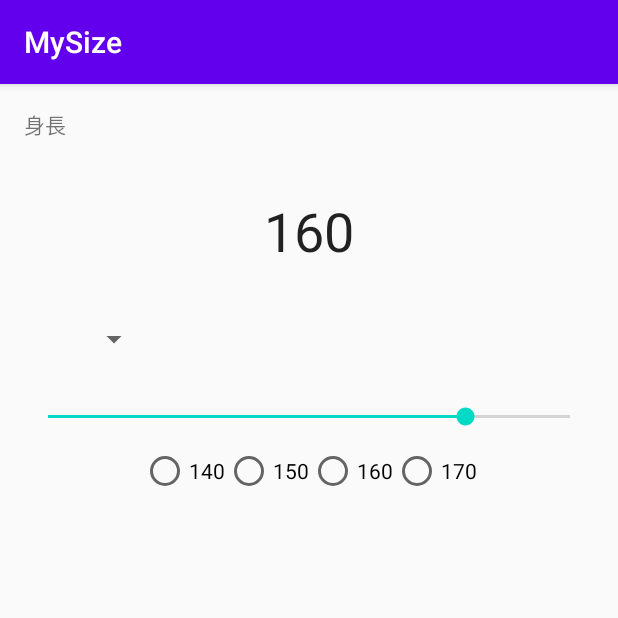
After one commit to cffYoHa/Android_study, an Android app: the HeightActivity screen opened directly, with no data from a screen before it, on a phone screen of 412 x 824 dp, the top half of it. The commit adds this screen. Run offline under Robolectric (Android 15) with nearby library versions, the phone set to English and light mode, and no system bars; libraries missing offline, so code that uses them is left out: com.websarva.wings.

Commit message:
[add]:はじプロ/chapter06

```diff
--- a/app/build.gradle
+++ b/app/build.gradle
@@ -36,3 +36,13 @@ dependencies {
     androidTestImplementation 'androidx.test.espresso:espresso-core:3.2.0'
 
 }
+
+tasks.withType(org.jetbrains.kotlin.gradle.tasks.KotlinCompile).all {
+    sourceCompatibility = JavaVersion.VERSION_1_8
+    targetCompatibility = JavaVersion.VERSION_1_8
+    kotlinOptions {
+        jvmTarget = '1.8'
+        apiVersion = '1.1'
+        languageVersion = '1.1'
+    }
+}
--- a/app/src/main/AndroidManifest.xml
+++ b/app/src/main/AndroidManifest.xml
@@ -9,6 +9,7 @@
         android:roundIcon="@mipmap/ic_launcher_round"
         android:supportsRtl="true"
         android:theme="@style/AppTheme">
+        <activity android:name=".HeightActivity"></activity>
         <activity android:name=".MainActivity">
             <intent-filter>
                 <action android:name="android.intent.action.MAIN" />
--- /dev/null
+++ b/app/src/main/java/com/websarva/wings/android/mysize/HeightActivity.kt
@@ -0,0 +1,76 @@
+package com.websarva.wings.android.mysize
+
+import androidx.appcompat.app.AppCompatActivity
+import android.os.Bundle
+import android.preference.PreferenceManager
+import android.view.View
+import android.widget.AdapterView
+import android.widget.RadioButton
+import android.widget.SeekBar
+import android.widget.Spinner
+import androidx.core.content.edit
+import kotlinx.android.synthetic.main.activity_height.*
+
+class HeightActivity : AppCompatActivity() {
+    override fun onCreate(savedInstanceState: Bundle?) {
+        super.onCreate(savedInstanceState)
+        setContentView(R.layout.activity_height)
+
+        spinner.onItemSelectedListener =
+            object : AdapterView.OnItemSelectedListener {
+                override
+                fun onItemSelected(
+                    parent: AdapterView<*>?,
+                    view: View?,
+                    position: Int,
+                    id: Long
+                ) {
+                    val spinner = parent as? Spinner
+                    val item = spinner?.selectedItem as? String
+                    item?.let {
+                        if (it.isNotEmpty()) height.text = it
+                    }
+                }
+
+                override
+                fun onNothingSelected(parent: AdapterView<*>?) {
+                }
+            }
+        val pref = PreferenceManager.getDefaultSharedPreferences(this)//共有プリファレンスを作成するメソッド
+        val heightVal = pref.getInt("HEIGHT", 160)//共有プリファレンスの設定項目をInt型で取得する
+        // HEIGHTという名前でkeyを設定し、設定項目が未設定なら160を返す
+        height.text = heightVal.toString()//heightValはIntなので、Stiringに変換している
+        seekBar.progress = heightVal//seekBarに先ほどアクセスした共有プリファレンスの値を設定している
+
+        seekBar.setOnSeekBarChangeListener( //シークバーを操作したときに実行するリスナーを登録している
+            object : SeekBar.OnSeekBarChangeListener {
+                override fun onProgressChanged(
+                    seekBar: SeekBar?,//シークバーを変更した時の処理を記述、
+                    progress: Int,//設定された値
+                    fromUser: Boolean
+                ) {//ユーザによる変更かどうか
+                    height.text = progress.toString()//設定された値（Int）をStringに変換し、TextViewに表示
+                }
+
+                override fun onStartTrackingTouch(seekBar: SeekBar?) {}
+
+                override fun onStopTrackingTouch(seekBar: SeekBar?) {}
+            })
+
+        radioGroup.setOnCheckedChangeListener {
+            group, checkedID -> //ラムダ式だよ、プロパティが２つだから、この書き方になってる　これによって、動的に処理を変更できるそう？？
+            height.text = findViewById<RadioButton>(checkedID).text//< >はジェネリックメソッドで、メソッドの引数をメソッドの呼び出しに際に決められるメソッドのこと
+        // List<String>とかと同じ〜
+        }
+    }
+
+    override fun onPause() {//こいつはオーバーライド必須のメソッドじゃないよ
+        //アクテビティが非表示になるときに呼ばれる
+        super.onPause()
+        val pref = PreferenceManager.getDefaultSharedPreferences(this)
+        pref.edit {
+            //textプロパティは、CharSequence型のため、toIntを直接使えないので、一旦toStringを挟んでいる
+            putInt ("HEIGHT", height.text.toString().toInt())
+        }
+    }
+}
--- a/app/src/main/java/com/websarva/wings/android/mysize/MainActivity.kt
+++ b/app/src/main/java/com/websarva/wings/android/mysize/MainActivity.kt
@@ -1,11 +1,45 @@
 package com.websarva.wings.android.mysize
 
+import android.content.Intent
 import androidx.appcompat.app.AppCompatActivity
 import android.os.Bundle
+import android.preference.PreferenceManager
+import androidx.core.content.edit
+import kotlinx.android.synthetic.main.activity_main.*
+import java.util.prefs.PreferenceChangeEvent
 
 class MainActivity : AppCompatActivity() {
     override fun onCreate(savedInstanceState: Bundle?) {
         super.onCreate(savedInstanceState)
         setContentView(R.layout.activity_main)
+
+        val pref = PreferenceManager.getDefaultSharedPreferences(this)
+        val editNeck = pref.getString("NECK", "")
+        val editSleeve = pref.getString("SLEEVE", "")
+        val editWaist = pref.getString("WAIST", "")
+        val editInseam = pref.getString("INSEAM", "")
+
+        neck.setText(editNeck)
+        sleeve.setText(editSleeve)
+        waist.setText(editWaist)
+        inseam.setText(editInseam)
+
+        save.setOnClickListener { onSaveTapped() }
+
+
+        heightButton.setOnClickListener() {
+            val intent = Intent(this, HeightActivity::class.java)//HeightActivityへ遷移
+            startActivity(intent)
+        }
+    }
+
+    private fun onSaveTapped() {
+        val pref = PreferenceManager.getDefaultSharedPreferences(this)
+        pref.edit() {
+            putString("NECK", neck.text.toString())
+            putString("SLEEVE", sleeve.text.toString())
+            putString("WAIST", waist.text.toString())
+            putString("INSEAM", inseam.text.toString())
+        }
     }
 }
--- /dev/null
+++ b/app/src/main/res/layout/activity_height.xml
@@ -0,0 +1,89 @@
+<?xml version="1.0" encoding="utf-8"?>
+<androidx.constraintlayout.widget.ConstraintLayout xmlns:android="http://schemas.android.com/apk/res/android"
+    xmlns:app="http://schemas.android.com/apk/res-auto"
+    xmlns:tools="http://schemas.android.com/tools"
+    android:layout_width="match_parent"
+    android:layout_height="match_parent"
+    tools:context=".HeightActivity">
+
+    <TextView
+        android:id="@+id/textView"
+        android:layout_width="wrap_content"
+        android:layout_height="wrap_content"
+        android:layout_marginStart="16dp"
+        android:layout_marginTop="16dp"
+        android:text="身長"
+        app:layout_constraintStart_toStartOf="parent"
+        app:layout_constraintTop_toTopOf="parent" />
+
+    <TextView
+        android:id="@+id/height"
+        android:layout_width="wrap_content"
+        android:layout_height="wrap_content"
+        android:layout_marginTop="73dp"
+        android:text="170"
+        android:textAppearance="@style/TextAppearance.AppCompat.Large"
+        android:textSize="36sp"
+        app:layout_constraintEnd_toEndOf="parent"
+        app:layout_constraintStart_toStartOf="parent"
+        app:layout_constraintTop_toTopOf="parent" />
+
+    <Spinner
+        android:id="@+id/spinner"
+        android:layout_width="100dp"
+        android:layout_height="48dp"
+        android:layout_marginTop="24dp"
+        android:entries="@array/text_height_arr"
+        app:layout_constraintStart_toStartOf="parent"
+        app:layout_constraintTop_toBottomOf="@+id/height" />
+
+    <SeekBar
+        android:id="@+id/seekBar"
+        android:layout_width="0dp"
+        android:layout_height="24dp"
+        android:layout_marginStart="16dp"
+        android:layout_marginTop="16dp"
+        android:layout_marginEnd="16dp"
+        android:max="200"
+        android:progress="160"
+        app:layout_constraintEnd_toEndOf="parent"
+        app:layout_constraintHorizontal_bias="0.0"
+        app:layout_constraintStart_toStartOf="parent"
+        app:layout_constraintTop_toBottomOf="@+id/spinner" />
+
+    <RadioGroup
+        android:id="@+id/radioGroup"
+        android:layout_width="wrap_content"
+        android:layout_height="wrap_content"
+        android:layout_marginTop="8dp"
+        android:orientation="horizontal"
+        app:layout_constraintEnd_toEndOf="parent"
+        app:layout_constraintStart_toStartOf="parent"
+        app:layout_constraintTop_toBottomOf="@+id/seekBar">
+
+        <RadioButton
+            android:id="@+id/height1"
+            android:layout_width="match_parent"
+            android:layout_height="wrap_content"
+            android:text="140" />
+
+        <RadioButton
+            android:id="@+id/height2"
+            android:layout_width="match_parent"
+            android:layout_height="wrap_content"
+            android:text="150" />
+
+        <RadioButton
+            android:id="@+id/height3"
+            android:layout_width="match_parent"
+            android:layout_height="wrap_content"
+            android:text="160" />
+
+        <RadioButton
+            android:id="@+id/height4"
+            android:layout_width="match_parent"
+            android:layout_height="wrap_content"
+            android:text="170" />
+    </RadioGroup>
+
+</androidx.constraintlayout.widget.ConstraintLayout>
--- a/app/src/main/res/layout/activity_main.xml
+++ b/app/src/main/res/layout/activity_main.xml
@@ -72,7 +72,7 @@
         android:layout_width="wrap_content"
         android:layout_height="wrap_content"
         android:layout_marginBottom="16dp"
-        android:text="Button"
+        android:text="保存"
         app:layout_constraintBottom_toBottomOf="parent"
         app:layout_constraintEnd_toEndOf="parent"
         app:layout_constraintStart_toStartOf="parent" />
--- /dev/null
+++ b/app/src/main/res/values/arrays.xml
@@ -0,0 +1,11 @@
+<?xml version="1.0" encoding="utf-8"?>
+<resources>
+    <string-array name="text_height_arr">
+        <item></item>//最初が空なのは、初期値を設定させないため
+        <item>160</item>
+        <item>165</item>
+        <item>170</item>
+        <item>175</item>
+        <item>180</item>
+    </string-array>
+</resources>
```
